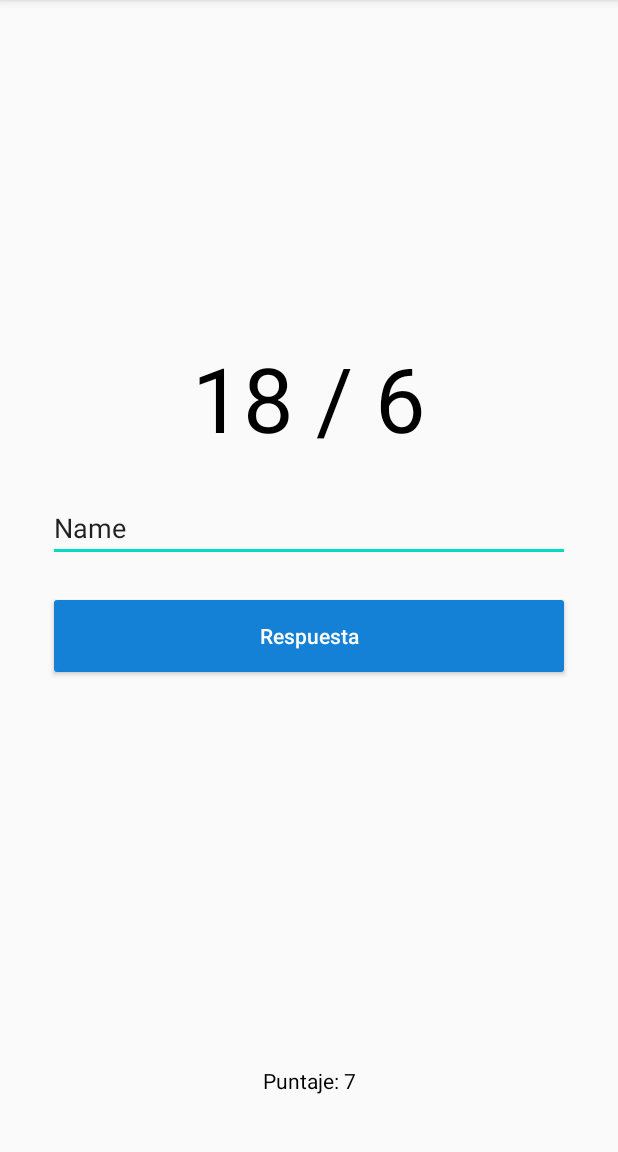
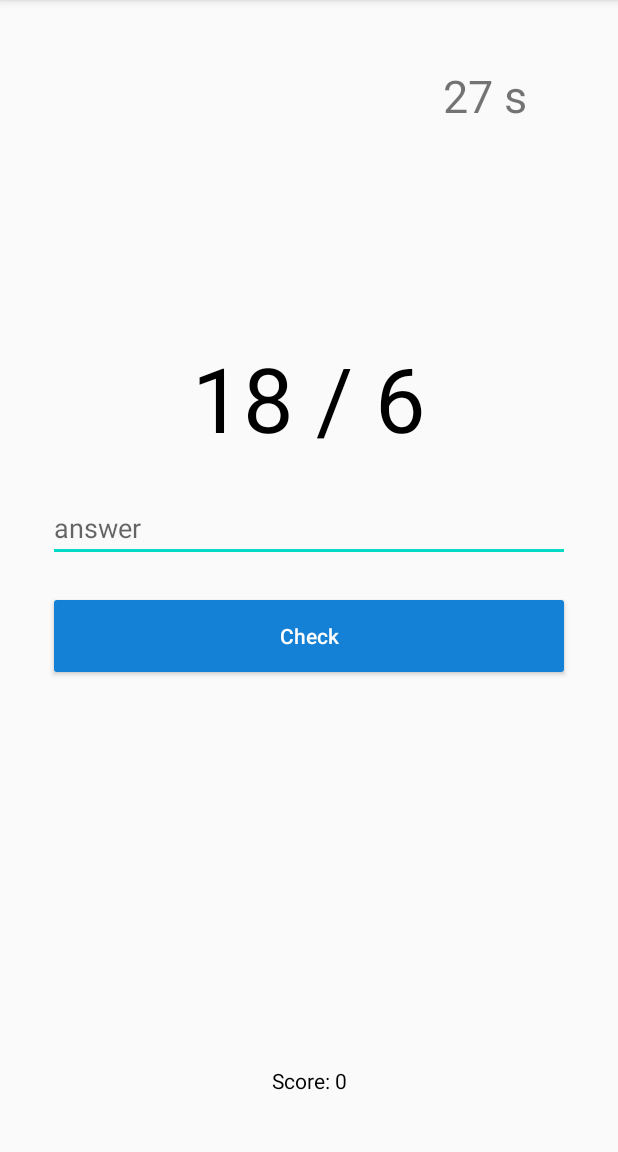
Before and after one commit to nicolaspenagos/math-challenge-android, an Android app: the screen it shows after launch (MainActivity), on a phone screen of 412 x 824 dp, the part 84-1236 px from its top. Run offline under Robolectric (Android 15) with nearby library versions, the phone set to English and light mode, and no system bars.

```diff
--- a/app/build.gradle
+++ b/app/build.gradle
@@ -20,6 +20,10 @@ android {
             proguardFiles getDefaultProguardFile('proguard-android-optimize.txt'), 'proguard-rules.pro'
         }
     }
+    compileOptions {
+        sourceCompatibility JavaVersion.VERSION_1_8
+        targetCompatibility JavaVersion.VERSION_1_8
+    }
 }
 
 dependencies {
--- a/app/src/main/java/com/example/math_challenge_android/MainActivity.java
+++ b/app/src/main/java/com/example/math_challenge_android/MainActivity.java
@@ -1,8 +1,11 @@
 package com.example.math_challenge_android;
 
 import androidx.appcompat.app.AppCompatActivity;
+import androidx.constraintlayout.widget.ConstraintLayout;
 
+import android.graphics.Color;
 import android.os.Bundle;
+import android.view.View;
 import android.widget.Button;
 import android.widget.EditText;
 import android.widget.ScrollView;
@@ -11,11 +14,18 @@ import android.widget.TextView;
 public class MainActivity extends AppCompatActivity {
 
     private Button check;
+    private Button tryAgain;
     private TextView question;
+    private TextView timer;
     private EditText answer;
     private TextView score;
     private Question currentQuestion;
     private QuestionGenerator questionGenerator;
+    private ConstraintLayout mainLayout;
+
+    private int scoreCounter;
+    private int sec;
+
 
     @Override
     protected void onCreate(Bundle savedInstanceState) {
@@ -23,15 +33,56 @@ public class MainActivity extends AppCompatActivity {
         super.onCreate(savedInstanceState);
         setContentView(R.layout.activity_main);
 
+        scoreCounter = 0;
+
         check = findViewById(R.id.check);
+        tryAgain = findViewById(R.id.tryAgain);
         question = findViewById(R.id.question);
+        timer = findViewById(R.id.timer);
         answer = findViewById(R.id.answer);
         score = findViewById(R.id.score);
-
+        mainLayout = findViewById(R.id.mainLayout);
         questionGenerator = new QuestionGenerator();
         currentQuestion = questionGenerator.nextQuestion();
 
         question.setText(formatQuestion(currentQuestion));
+        tryAgain.setVisibility(View.GONE);
+        startTimer();
+
+        check.setOnClickListener(
+
+                (v)->{
+
+                    if(currentQuestion.getAnswer() == Integer.parseInt(String.valueOf(answer.getText())) ){
+
+                        feedback(true);
+                        scoreCounter++;
+                        score.setText("Socore: " + scoreCounter);
+
+                    }else{
+                        feedback(false);
+                    }
+
+                    answer.setText("");
+                    currentQuestion = questionGenerator.nextQuestion();
+                    question.setText(formatQuestion(currentQuestion));
+
+                }
+
+        );
+
+        tryAgain.setOnClickListener(
+
+                (v) -> {
+
+                    scoreCounter = 0;
+                    score.setText("Socore: " + scoreCounter);
+                    startTimer();
+
+
+                }
+
+        );
 
 
     }
@@ -43,4 +94,66 @@ public class MainActivity extends AppCompatActivity {
         return ""+question.getFirstTerm()+" "+question.getOperation()+" "+question.getSecondTerm();
 
     }
+
+    public void startTimer(){
+
+        new Thread(
+
+                ()->{
+
+                    sec = 30;
+                    while(sec>=0){
+
+                        runOnUiThread( ()-> timer.setText(""+sec+" s"));
+
+                        try {
+                            Thread.sleep(1000);
+                        } catch (InterruptedException e) {
+                            e.printStackTrace();
+                        }
+
+                        sec--;
+                    }
+
+                    runOnUiThread(()->{
+
+                        tryAgain.setVisibility(View.VISIBLE);
+
+
+
+                    });
+
+                }
+
+        ).start();
+
+    }
+
+    public void feedback(boolean correct){
+
+        new Thread(
+
+                () -> {
+
+                    if(correct){
+                       runOnUiThread(() ->  mainLayout.setBackgroundColor(Color.rgb(202,220,195)));
+                    }else{
+                        runOnUiThread(() ->  mainLayout.setBackgroundColor(Color.rgb(213,90,97)));
+                    }
+
+                    try {
+                        Thread.sleep(300);
+                    } catch (InterruptedException e) {
+                        e.printStackTrace();
+                    }
+
+                    runOnUiThread(() ->  mainLayout.setBackgroundColor(Color.rgb(255,255,255)));
+
+                }
+
+        ).start();
+
+
+    }
+
 }
--- a/app/src/main/java/com/example/math_challenge_android/QuestionGenerator.java
+++ b/app/src/main/java/com/example/math_challenge_android/QuestionGenerator.java
@@ -43,8 +43,9 @@ public class QuestionGenerator {
     // -------------------------------------
     public Question nextQuestion(){
 
-        int ramdonIndex = (int) (Math.random() * 5) + 0;;
-        Log.e("DEBUG",""+ramdonIndex);
+        int ramdonIndex = (int) (Math.random() * 5) + 0;
+
+        //Log.e("DEBUG",""+ramdonIndex);
         char type = operations[ramdonIndex];
         Log.e("DEBUG",""+type);
 
@@ -56,11 +57,11 @@ public class QuestionGenerator {
         switch (type) {
 
             case ADDITION:
-                answer = fisrtTerm - secondTerm;
+                answer = fisrtTerm + secondTerm;
                 break;
 
             case SUBSTRACTION:
-                answer = fisrtTerm + secondTerm;
+                answer = fisrtTerm - secondTerm;
                 break;
 
             case MULTIPLICATION:
--- a/app/src/main/res/layout/activity_main.xml
+++ b/app/src/main/res/layout/activity_main.xml
@@ -2,6 +2,7 @@
 <androidx.constraintlayout.widget.ConstraintLayout xmlns:android="http://schemas.android.com/apk/res/android"
     xmlns:app="http://schemas.android.com/apk/res-auto"
     xmlns:tools="http://schemas.android.com/tools"
+    android:id="@+id/mainLayout"
     android:layout_width="match_parent"
     android:layout_height="match_parent"
     tools:context=".MainActivity">
@@ -27,8 +28,8 @@
         android:layout_marginTop="24dp"
         android:layout_marginEnd="32dp"
         android:ems="10"
+        android:hint="answer"
         android:inputType="textPersonName"
-        android:text="Name"
         app:layout_constraintEnd_toEndOf="parent"
         app:layout_constraintStart_toStartOf="parent"
         app:layout_constraintTop_toBottomOf="@+id/question" />
@@ -41,7 +42,7 @@
         android:layout_marginTop="16dp"
         android:layout_marginEnd="32dp"
         android:backgroundTint="#1581D6"
-        android:text="Respuesta"
+        android:text="Check"
         android:textAllCaps="false"
         android:textColor="#FFFEFE"
         app:layout_constraintBottom_toBottomOf="parent"
@@ -50,15 +51,45 @@
         app:layout_constraintTop_toBottomOf="@+id/answer"
         app:layout_constraintVertical_bias="0.00999999" />
 
+    <Button
+        android:id="@+id/tryAgain"
+        android:layout_width="0dp"
+        android:layout_height="60dp"
+        android:layout_marginStart="32dp"
+        android:layout_marginEnd="32dp"
+        android:backgroundTint="#1581D6"
+        android:text="Try again"
+        android:textAllCaps="false"
+        android:textColor="#FFFEFE"
+        app:layout_constraintBottom_toBottomOf="parent"
+        app:layout_constraintEnd_toEndOf="parent"
+        app:layout_constraintHorizontal_bias="0.0"
+        app:layout_constraintStart_toStartOf="parent"
+        app:layout_constraintTop_toBottomOf="@+id/check"
+        app:layout_constraintVertical_bias="0.0" />
+
     <TextView
         android:id="@+id/score"
         android:layout_width="wrap_content"
         android:layout_height="wrap_content"
-        android:text="Puntaje: 7"
+        android:text="Score: 0"
         android:textColor="#000000"
         app:layout_constraintBottom_toBottomOf="parent"
         app:layout_constraintEnd_toEndOf="parent"
         app:layout_constraintStart_toStartOf="parent"
         app:layout_constraintTop_toBottomOf="@+id/check"
         app:layout_constraintVertical_bias="0.87" />
+
+    <TextView
+        android:id="@+id/timer"
+        android:layout_width="wrap_content"
+        android:layout_height="wrap_content"
+        android:text="30"
+        android:textSize="30sp"
+        app:layout_constraintBottom_toBottomOf="parent"
+        app:layout_constraintEnd_toEndOf="parent"
+        app:layout_constraintHorizontal_bias="0.83"
+        app:layout_constraintStart_toStartOf="parent"
+        app:layout_constraintTop_toTopOf="parent"
+        app:layout_constraintVertical_bias="0.060000002" />
 </androidx.constraintlayout.widget.ConstraintLayout>
```
